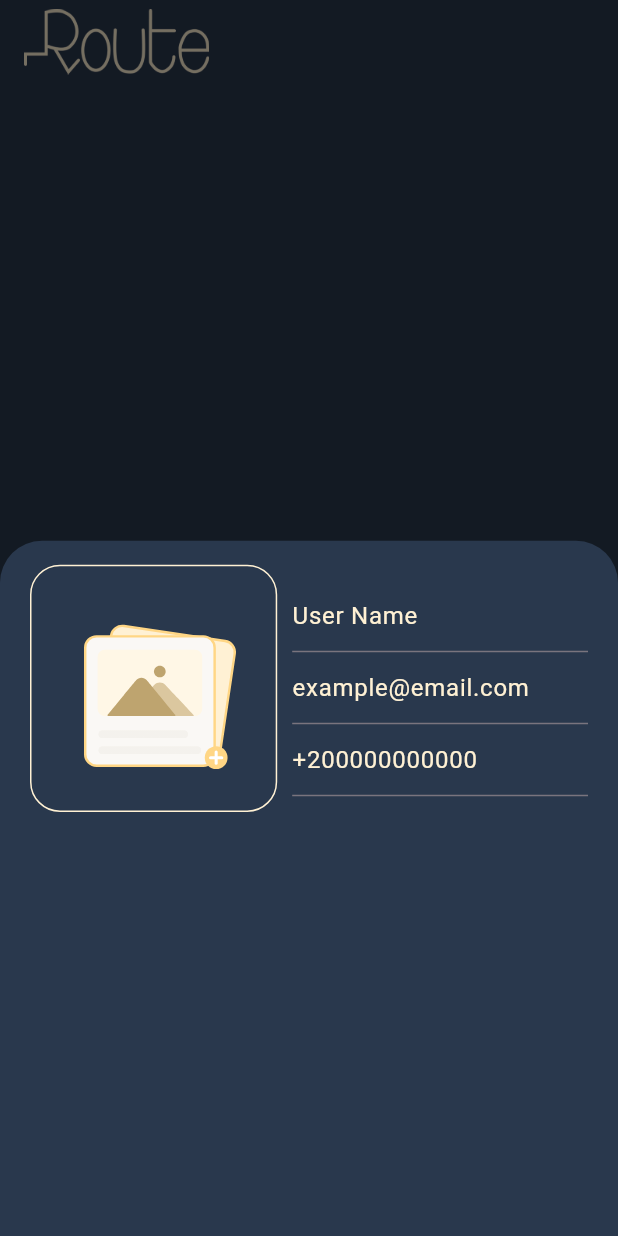
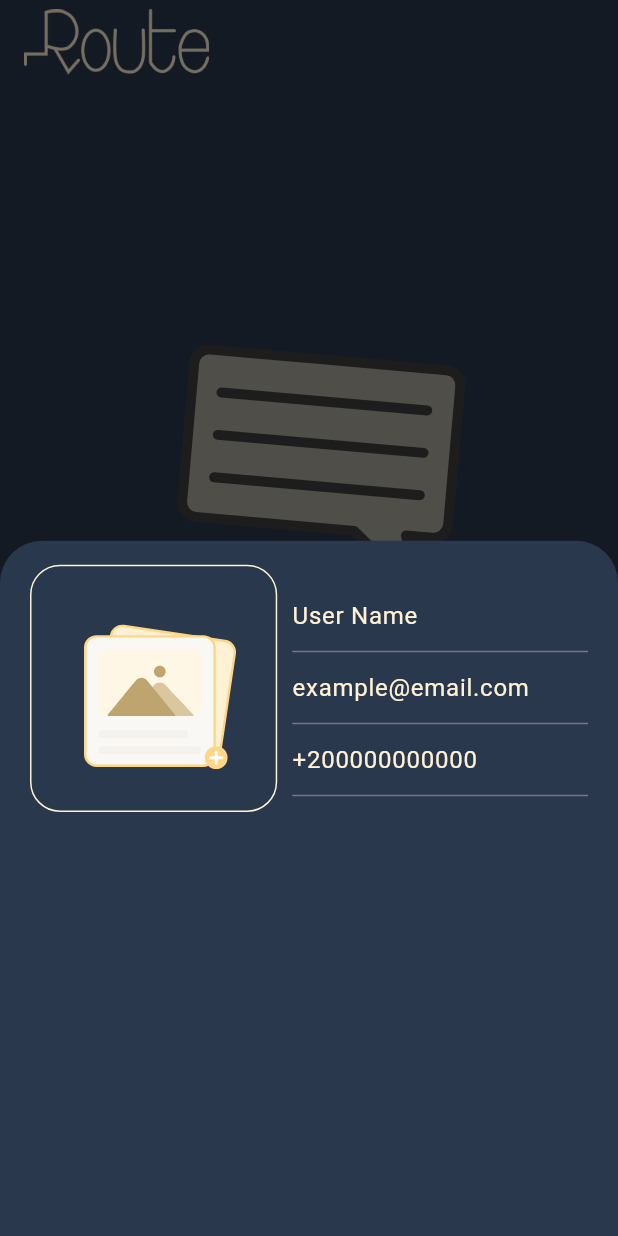
Before and after one commit to farghalii/contact_app, a Flutter app: the screen it shows after launch, after a tap on the "add" icon, on a phone screen of 412 x 824 dp. Run offline on Flutter 3.47's test engine with Material 3 defaults, Android fonts, the phone set to English and light mode, and no system bars; our stand-ins replace image_picker, lottie.

Commit message:
done most ui

```diff
--- /dev/null
+++ b/lib/core/models/contacts.dart
@@ -0,0 +1,11 @@
+class Contacts {
+  String username;
+  String email;
+  String phone_number;
+  String? image_path;
+  Contacts(
+      {required this.username,
+      required this.email,
+      required this.phone_number,
+      this.image_path});
+}
--- a/lib/main.dart
+++ b/lib/main.dart
@@ -1,4 +1,4 @@
-import 'package:contact_app/screens/home_screen.dart';
+import 'package:contact_app/ui/screens/home_screen.dart';
 import 'package:flutter/cupertino.dart';
 import 'package:flutter/material.dart';
 
--- a/lib/screens/home_screen.dart
+++ /dev/null
@@ -1,85 +0,0 @@
-import 'package:contact_app/core/utils/appcolors.dart';
-import 'package:contact_app/widgets/textfield.dart';
-import 'package:flutter/material.dart';
-import 'package:lottie/lottie.dart';
-
-class MyApp extends StatelessWidget {
-  @override
-  Widget build(BuildContext context) {
-    return MaterialApp(
-      home: HomeScreen(),
-      debugShowCheckedModeBanner: false,
-    );
-  }
-}
-
-class HomeScreen extends StatelessWidget {
-  displayBottomSheet(context) {
-    showModalBottomSheet(
-        backgroundColor: Appcolors.background,
-        context: context,
-        builder: (context) {
-          return Container(
-            height: MediaQuery.of(context).size.height * .6,
-            child: Padding(
-              padding: const EdgeInsets.symmetric(horizontal: 20, vertical: 16),
-              child: Column(
-                children: [
-                  Row(
-                    spacing: 10,
-                    children: [
-                      Container(
-                        decoration: BoxDecoration(
-                          borderRadius: BorderRadius.circular(20),
-                          border: Border.all(
-                            color: Appcolors.gold,
-                          ),
-                        ),
-                        height: MediaQuery.of(context).size.height * .2,
-                        child: Lottie.asset('assets/images/image_picker.json'),
-                      ),
-                      Expanded(
-                        child: Column(
-                          children: [
-                            UserInfo(hint: 'User Name'),
-                            UserInfo(hint: 'example@email.com'),
-                            UserInfo(hint: '+200000000000'),
-                          ],
-                        ),
-                      )
-                    ],
-                  )
-                ],
-              ),
-            ),
-          );
-        });
-  }
-
-  @override
-  Widget build(BuildContext context) {
-    return Scaffold(
-      floatingActionButton: FloatingActionButton(
-        onPressed: () {
-          displayBottomSheet(context);
-        },
-        backgroundColor: Appcolors.gold,
-        child: Icon(
-          Icons.add,
-          color: Appcolors.background,
-        ),
-      ),
-      backgroundColor: Appcolors.background,
-      appBar: AppBar(
-        backgroundColor: Colors.transparent,
-        title: Image(
-          width: MediaQuery.of(context).size.width * .3,
-          image: AssetImage('assets/images/appbarimage.png'),
-        ),
-      ),
-      body: Column(
-        children: [],
-      ),
-    );
-  }
-}
--- /dev/null
+++ b/lib/ui/screens/home_screen.dart
@@ -0,0 +1,187 @@
+import 'dart:io';
+
+import 'package:contact_app/core/models/contacts.dart';
+import 'package:contact_app/core/utils/appcolors.dart';
+import 'package:contact_app/ui/widgets/textfield.dart';
+import 'package:flutter/material.dart';
+import 'package:image_picker/image_picker.dart';
+import 'package:lottie/lottie.dart';
+
+class MyApp extends StatelessWidget {
+  @override
+  Widget build(BuildContext context) {
+    return MaterialApp(
+      home: HomeScreen(),
+      debugShowCheckedModeBanner: false,
+    );
+  }
+}
+
+class HomeScreen extends StatefulWidget {
+  @override
+  State<HomeScreen> createState() => _HomeScreenState();
+}
+
+class _HomeScreenState extends State<HomeScreen> {
+  File? selectedImage;
+  List<Contacts> contacts = [];
+
+  addContact(String username, String email, String phone_number) {
+    if (contacts.length < 6) {
+      contacts.add(Contacts(
+          username: username, email: email, phone_number: phone_number));
+      setState(() {});
+    }
+  }
+
+  removeContact(int index) {
+    if (contacts.length > 0) {
+      contacts.removeAt(index);
+      setState(() {});
+    }
+  }
+
+  removeLast() {
+    if (contacts.isNotEmpty) {
+      contacts.removeLast();
+      setState(() {});
+    }
+  }
+
+  displayBottomSheet(context) {
+    showModalBottomSheet(
+        backgroundColor: Appcolors.background,
+        context: context,
+        builder: (context) {
+          return StatefulBuilder(
+            builder: (context, setModalState) {
+              return Container(
+                height: MediaQuery.of(context).size.height * .6,
+                child: Padding(
+                  padding:
+                      const EdgeInsets.symmetric(horizontal: 20, vertical: 16),
+                  child: Column(
+                    children: [
+                      Row(
+                        spacing: 10,
+                        children: [
+                          Container(
+                            decoration: BoxDecoration(
+                              borderRadius: BorderRadius.circular(20),
+                              border: Border.all(
+                                color: Appcolors.gold,
+                              ),
+                            ),
+                            height: MediaQuery.of(context).size.height * .2,
+                            width: MediaQuery.of(context).size.height * .2,
+                            child: GestureDetector(
+                              onTap: () async {
+                                final pickedImage = await ImagePicker()
+                                    .pickImage(source: ImageSource.gallery);
+                                if (pickedImage != null) {
+                                  setState(() {
+                                    selectedImage = File(pickedImage.path);
+                                  });
+                                  setModalState(() {});
+                                }
+                              },
+                              child: selectedImage == null
+                                  ? Lottie.asset(
+                                      'assets/images/image_picker.json')
+                                  : ClipRRect(
+                                      borderRadius: BorderRadius.circular(20),
+                                      child: Image.file(
+                                        selectedImage!,
+                                        fit: BoxFit.cover,
+                                      ),
+                                    ),
+                            ),
+                          ),
+                          Expanded(
+                            child: Column(
+                              children: [
+                                UserInfo(hint: 'User Name'),
+                                UserInfo(hint: 'example@email.com'),
+                                UserInfo(hint: '+200000000000'),
+                              ],
+                            ),
+                          )
+                        ],
+                      )
+                    ],
+                  ),
+                ),
+              );
+            },
+          );
+        });
+  }
+
+  @override
+  Widget build(BuildContext context) {
+    return Scaffold(
+      floatingActionButton: Column(
+        mainAxisAlignment: MainAxisAlignment.end,
+        children: [
+          contacts.isNotEmpty
+              ? FloatingActionButton(
+                  onPressed: () {
+                    removeLast();
+                    setState(() {});
+                  },
+                  backgroundColor: Colors.red,
+                  child: Icon(
+                    Icons.delete,
+                    color: Colors.white,
+                  ),
+                )
+              : SizedBox(),
+          SizedBox(
+            height: 10,
+          ),
+          contacts.length < 6
+              ? FloatingActionButton(
+                  onPressed: () {
+                    displayBottomSheet(context);
+                  },
+                  backgroundColor: Appcolors.gold,
+                  child: Icon(
+                    Icons.add,
+                    color: Appcolors.background,
+                  ),
+                )
+              : SizedBox(),
+        ],
+      ),
+      backgroundColor: Appcolors.background,
+      appBar: AppBar(
+        backgroundColor: Colors.transparent,
+        title: Image(
+          width: MediaQuery.of(context).size.width * .3,
+          image: AssetImage('assets/images/appbarimage.png'),
+        ),
+      ),
+      body: contacts.isEmpty
+          ? Center(
+              child: Column(
+                children: [
+                  SizedBox(
+                    height: 100,
+                  ),
+                  Lottie.asset('assets/images/empty_list.json',
+                      width: MediaQuery.of(context).size.height * .4),
+                  Text(
+                    'There is No Contacts Added Here',
+                    style: TextStyle(
+                      color: Appcolors.gold,
+                      fontSize: 20,
+                      fontWeight: FontWeight.w500,
+                    ),
+                  ),
+                ],
+              ),
+            )
+          : Text('lsadlakhd'),
+    );
+  }
+}
--- a/lib/widgets/textfield.dart
+++ b/lib/ui/widgets/textfield.dart
@@ -4,10 +4,12 @@ import 'package:flutter/material.dart';
 
 class UserInfo extends StatelessWidget {
   String hint;
-  UserInfo({required this.hint});
+  bool? border = true;
+  UserInfo({required this.hint,  this.border});
   @override
   Widget build(BuildContext context) {
     return TextField(
+
         readOnly: true,
         decoration: InputDecoration(
           hintStyle: TextStyle(color: Appcolors.gold),
--- a/pubspec.yaml
+++ b/pubspec.yaml
@@ -36,6 +36,7 @@ dependencies:
   cupertino_icons: ^1.0.8
   flutter_native_splash: ^2.4.4
   lottie: ^3.3.1
+  image_picker: ^1.1.2
 
 dev_dependencies:
   flutter_test:
```
Also changed, not shown: pubspec.lock, 8 other files.
